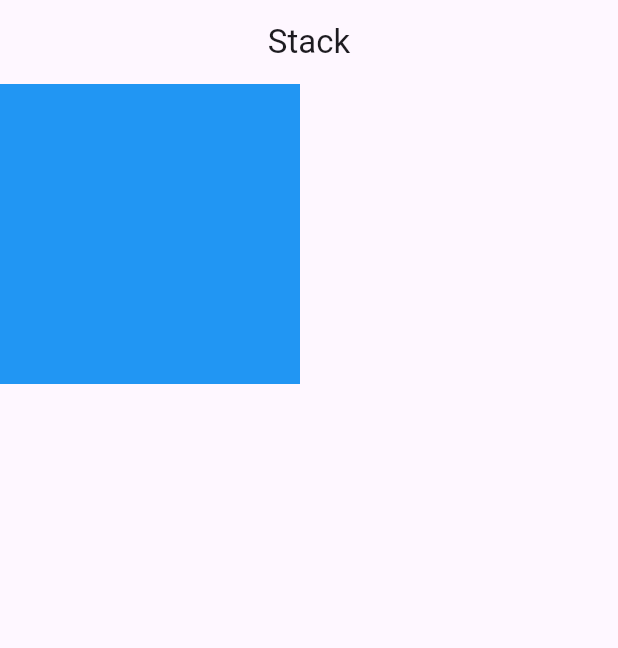
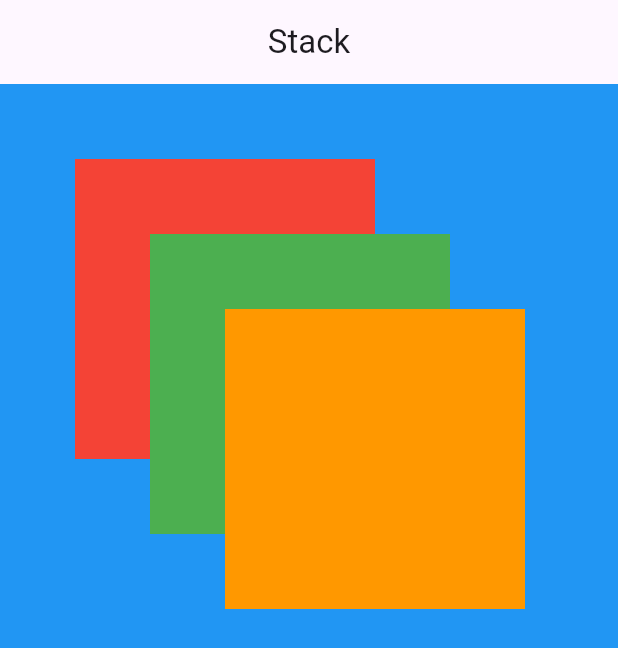
Before and after one commit to Lodny/core_courses, a Flutter app: the screen it shows after launch, on a phone screen of 412 x 824 dp. Shown: the top 648 px of the screen. Run offline on Flutter 3.47's test engine with Material 3 defaults, Android fonts, the phone set to English and light mode, and no system bars.

Commit message:
add Containers

```diff
--- a/lib/page/scaffold_page.dart
+++ b/lib/page/scaffold_page.dart
@@ -14,9 +14,27 @@ class ScaffoldPage extends StatelessWidget {
         child: Stack(
           children: [
             Container(
+              width: MediaQuery.of(context).size.width,
+              height: MediaQuery.of(context).size.height,
+              color: Colors.blue,
+            ),
+            Container(
               width: 200,
               height: 200,
-              color: Colors.blue,
+              color: Colors.red,
+              margin: const EdgeInsets.only(top: 50, left: 50),
+            ),
+            Container(
+              width: 200,
+              height: 200,
+              color: Colors.green,
+              margin: const EdgeInsets.only(top: 100, left: 100),
+            ),
+            Container(
+              width: 200,
+              height: 200,
+              color: Colors.orange,
+              margin: const EdgeInsets.only(top: 150, left: 150),
             )
           ],
         ),
```
